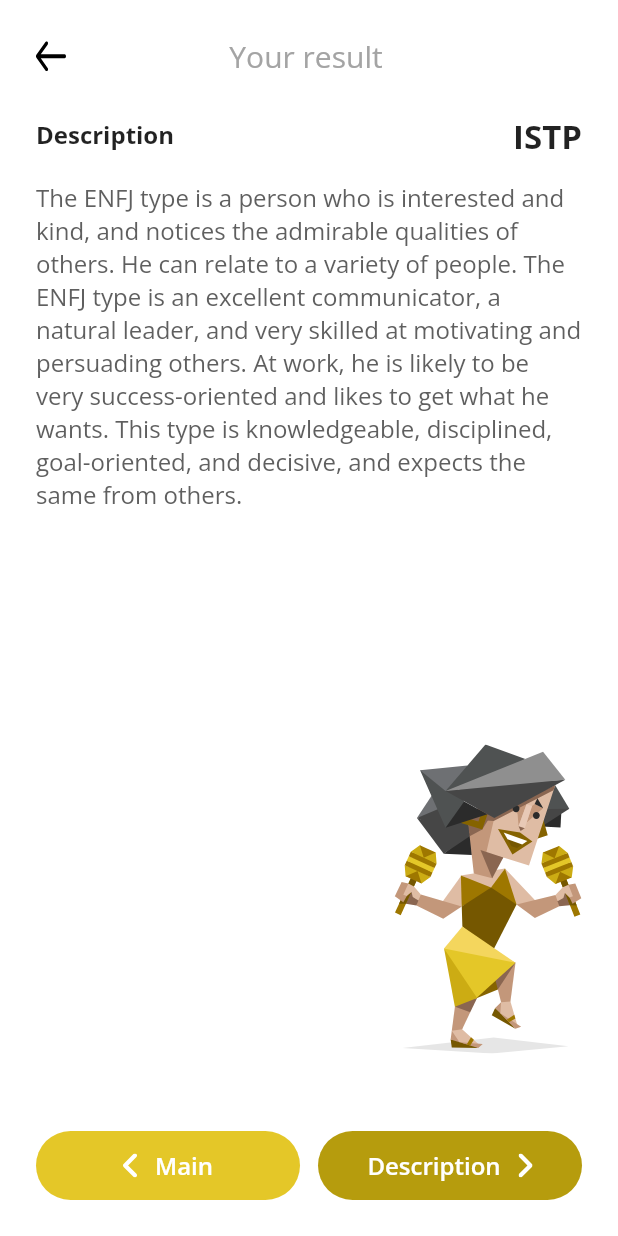
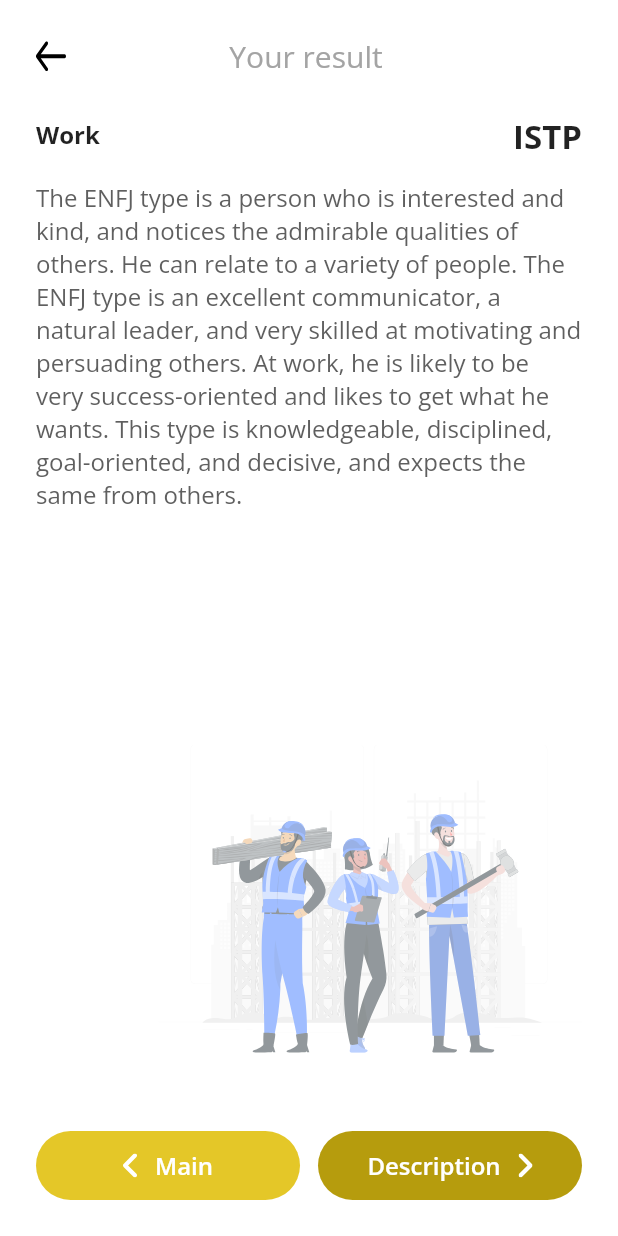
Before and after one commit to misagh1999/mbti-test-app, a Flutter app: the ResultScreen screen opened by its route, on a phone screen of 412 x 824 dp. Run offline on Flutter 3.47's test engine with Material 2 defaults, Android fonts, the phone set to English and light mode, and no system bars; our stand-ins replace flutter_svg, get.

Commit message:
work sub screen implemented

```diff
--- a/lib/screens/result/result_screen.dart
+++ b/lib/screens/result/result_screen.dart
@@ -7,6 +7,7 @@
 import 'components/result_main_widget.dart';
 import 'components/result_top_widget.dart';
 import 'sub_screens/description_sub_screen.dart';
+import 'sub_screens/work_sub_screen.dart';
 
 class ResultScreen extends StatelessWidget {
   const ResultScreen({super.key});
@@ -23,7 +24,8 @@
               Expanded(
                   child:
                       // ResultMainWidget()
-                      DescriptionSubScreen()),
+                      // DescriptionSubScreen()
+                      WorkSubScreen()),
               ResultBottomWidget()
             ],
           ),
--- /dev/null
+++ b/lib/screens/result/sub_screens/work_sub_screen.dart
@@ -0,0 +1,58 @@
+import 'package:flutter/material.dart';
+import 'package:flutter_svg/svg.dart';
+import 'package:get/get.dart';
+
+import '../../../constants.dart';
+import '../../../utils/utils.dart';
+
+class WorkSubScreen extends StatelessWidget {
+  const WorkSubScreen({
+    super.key,
+  });
+
+  @override
+  Widget build(BuildContext context) {
+    return Container(
+      child: Column(
+        children: [
+          SizedBox(
+            height: 24,
+          ),
+          Row(
+            children: [
+              Text(
+                'Work',
+                style: TextStyle(fontFamily: Fonts.Bold, fontSize: 16),
+              ),
+              Spacer(),
+              Text(
+                'ISTP',
+                style: TextStyle(fontFamily: Fonts.Bold, fontSize: 22),
+              ),
+            ],
+          ),
+          SizedBox(
+            height: 16,
+          ),
+          Text(
+            MyString.DESCRIPTION_DEMO,
+            style: TextStyle(color: HexColor.fromHex('5F5F5F'), fontSize: 16),
+          ),
+          Spacer(
+            flex: 3,
+          ),
+          Row(
+            mainAxisAlignment: MainAxisAlignment.end,
+            children: [
+              SvgPicture.asset(
+                Assets.WORK_IMG,
+                height: Get.width / 2,
+              ),
+            ],
+          ),
+          Spacer()
+        ],
+      ),
+    );
+  }
+}
```
